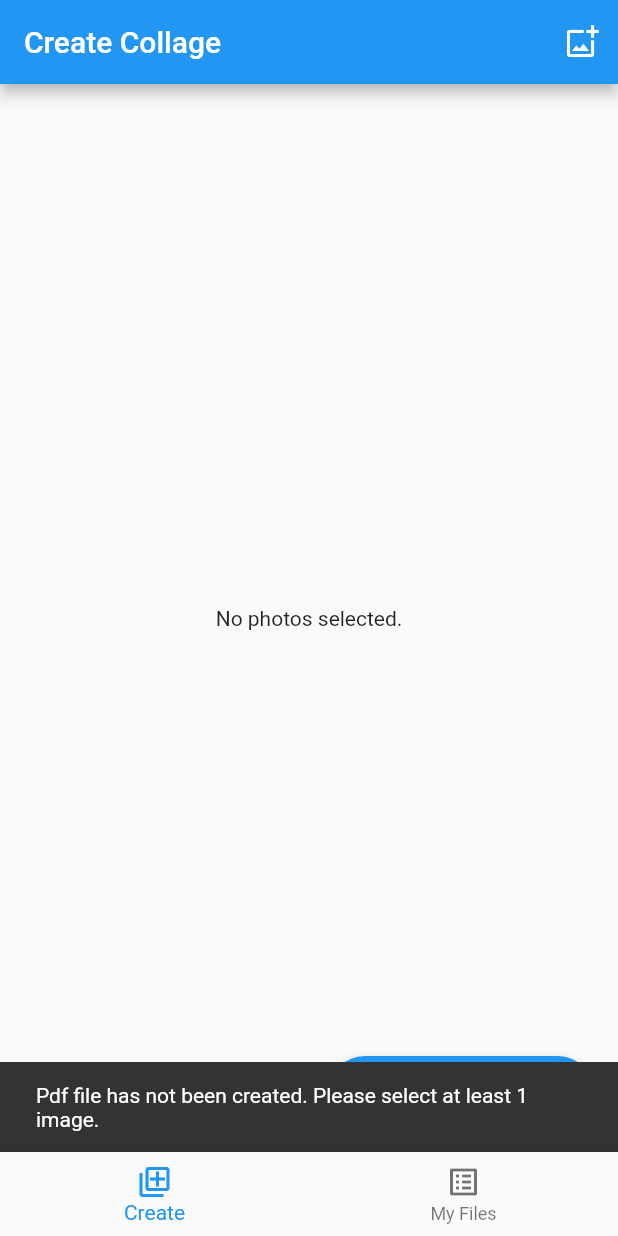
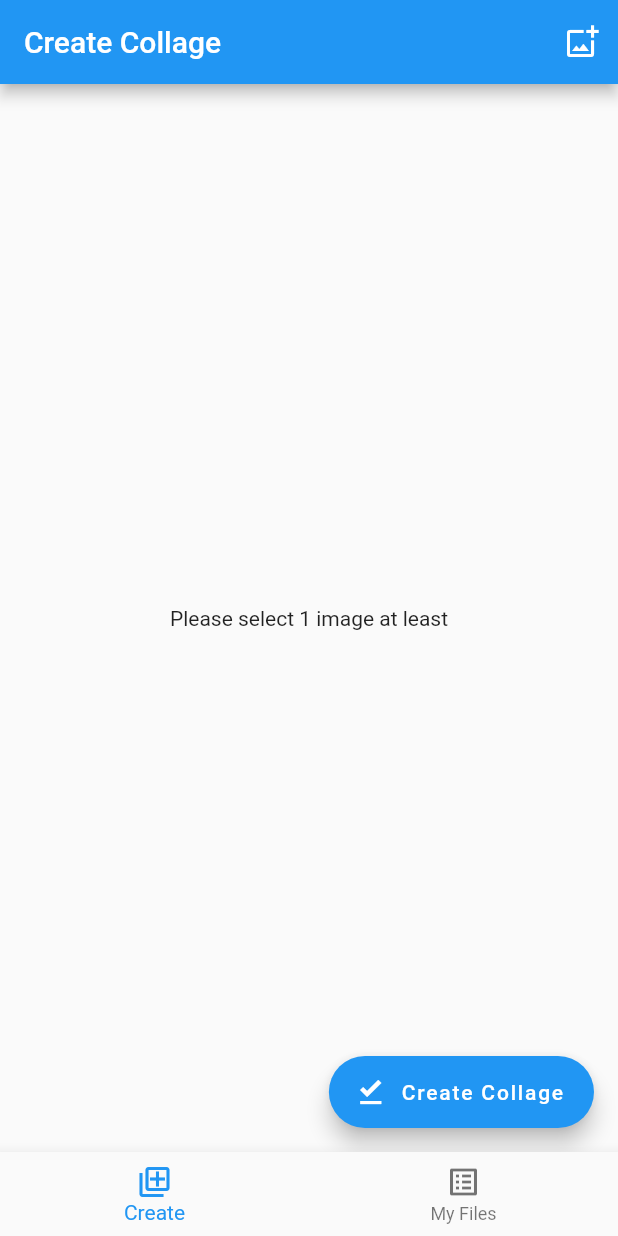
Before and after one commit to alitann/image_picker, a Flutter app: the screen it shows after launch, after a tap on "Create Collage", on a phone screen of 412 x 824 dp. Run offline on Flutter 3.47's test engine with Material 2 defaults, Android fonts, the phone set to English and light mode, and no system bars; our stand-ins replace equatable, flutter_bloc, image_picker, pdf, share_plus; missing offline and left inert: pdf_viewer_plugin.

Commit message:
pdf file bloc has been added.

```diff
--- a/lib/bloc/bloc/image_picker_bloc.dart
+++ b/lib/bloc/bloc/image_picker_bloc.dart
@@ -6,7 +6,7 @@ part 'image_picker_event.dart';
 part 'image_picker_state.dart';
 
 class ImagePickerBloc extends Bloc<ImagePickerEvent, ImagePickerState> {
-  ImagePickerBloc() : super(ImagePickerLoadedState(const [])) {
+  ImagePickerBloc() : super(ImagePickerInitialState()) {
     on<MutlipleSelectImageEvent>((event, emit) {
       emit(ImagePickerLoadedState(event.images));
     });
@@ -15,6 +15,8 @@ class ImagePickerBloc extends Bloc<ImagePickerEvent, ImagePickerState> {
       emit(ImagePickerLoadingState());
     });
 
-    on<MutlipleSelectImageReloadEvent>((event, emit) {});
+    on<MutlipleSelectImageResetEvent>((event, emit) {
+      emit(ImagePickerInitialState());
+    });
   }
 }
--- a/lib/bloc/bloc/image_picker_event.dart
+++ b/lib/bloc/bloc/image_picker_event.dart
@@ -16,4 +16,4 @@ class MutlipleSelectImageEvent extends ImagePickerEvent {
 
 class MutlipleSelectImageLoadingEvent extends ImagePickerEvent {}
 
-class MutlipleSelectImageReloadEvent extends ImagePickerEvent {}
+class MutlipleSelectImageResetEvent extends ImagePickerEvent {}
--- a/lib/bloc/bloc/image_picker_state.dart
+++ b/lib/bloc/bloc/image_picker_state.dart
@@ -1,17 +1,18 @@
 part of 'image_picker_bloc.dart';
 
-abstract class ImagePickerState extends Equatable {}
+abstract class ImagePickerState extends Equatable {
+  @override
+  List<Object?> get props => [];
+}
 
 class ImagePickerLoadedState extends ImagePickerState {
   final List<CImage> images;
 
   ImagePickerLoadedState(this.images);
-
   @override
   List<Object?> get props => [images];
 }
 
-class ImagePickerLoadingState extends ImagePickerState {
-  @override
-  List<Object?> get props => [];
-}
+class ImagePickerLoadingState extends ImagePickerState {}
+
+class ImagePickerInitialState extends ImagePickerState {}
--- /dev/null
+++ b/lib/bloc/bloc/pdf_file_bloc.dart
@@ -0,0 +1,33 @@
+import 'dart:io';
+
+import 'package:equatable/equatable.dart';
+import 'package:flutter/material.dart';
+import 'package:flutter_bloc/flutter_bloc.dart';
+import 'package:image_collage/model/collage_image.dart';
+import 'package:image_collage/repository/pdf_repository.dart';
+
+part 'pdf_file_event.dart';
+part 'pdf_file_state.dart';
+
+class PdfFileBloc extends Bloc<PdfFileEvent, PdfFileState> {
+  final APdfRepository pdfRepository;
+  PdfFileBloc(this.pdfRepository) : super(PdfFileInitial()) {
+    on<PdfFileCreateRequest>((event, emit) async {
+      try {
+        if (event.imageList.isEmpty) {
+          emit(const PdfFileError('Please select 1 image at least'));
+        } else {
+          emit(PdfFileLoading());
+          Future<File?> pdfFile = pdfRepository.createPdfFile(event.context, event.imageList);
+          emit(PdfFileCreated(pdfFile));
+        }
+      } catch (e) {
+        emit(PdfFileError(e.toString()));
+      }
+    });
+
+    on<PdfFileResetRequest>((event, emit) async {
+      emit(PdfFileInitial());
+    });
+  }
+}
--- /dev/null
+++ b/lib/bloc/bloc/pdf_file_event.dart
@@ -0,0 +1,17 @@
+part of 'pdf_file_bloc.dart';
+
+abstract class PdfFileEvent extends Equatable {
+  const PdfFileEvent();
+
+  @override
+  List<Object> get props => [];
+}
+
+class PdfFileCreateRequest extends PdfFileEvent {
+  final List<CImage> imageList;
+  final BuildContext context;
+
+  const PdfFileCreateRequest(this.imageList, this.context);
+}
+
+class PdfFileResetRequest extends PdfFileEvent {}
--- /dev/null
+++ b/lib/bloc/bloc/pdf_file_state.dart
@@ -0,0 +1,24 @@
+part of 'pdf_file_bloc.dart';
+
+abstract class PdfFileState extends Equatable {
+  const PdfFileState();
+
+  @override
+  List<Object> get props => [];
+}
+
+class PdfFileInitial extends PdfFileState {}
+
+class PdfFileLoading extends PdfFileState {}
+
+class PdfFileCreated extends PdfFileState {
+  final Future<File?> pdfFile;
+
+  const PdfFileCreated(this.pdfFile);
+}
+
+class PdfFileError extends PdfFileState {
+  final String errorMessage;
+
+  const PdfFileError(this.errorMessage);
+}
--- a/lib/main.dart
+++ b/lib/main.dart
@@ -1,7 +1,10 @@
 import 'package:flutter/material.dart';
 import 'package:flutter_bloc/flutter_bloc.dart';
+import 'package:image_collage/bloc/bloc/pdf_file_bloc.dart';
 import 'package:image_collage/bloc/image_collage_observer.dart';
+import 'package:image_collage/repository/pdf_repository.dart';
 import 'package:image_collage/repository/storage_repository.dart';
+import 'package:image_collage/service/pdf_service.dart';
 import 'package:image_collage/service/storage_service.dart';
 
 import 'bloc/bloc/bottom_navigation_bloc.dart';
@@ -36,6 +39,9 @@ class ImageCollageApp extends StatelessWidget {
             create: (BuildContext context) =>
                 CollageListBloc(StorageRepository(StorageService()))..add(CollageListLoadEvent()),
           ),
+          BlocProvider<PdfFileBloc>(
+            create: (BuildContext context) => PdfFileBloc(PdfRepository(PdfService())),
+          ),
         ],
         child: const MainView(),
       ),
--- /dev/null
+++ b/lib/repository/pdf_repository.dart
@@ -0,0 +1,26 @@
+import 'dart:io';
+
+import 'package:flutter/material.dart';
+import 'package:image_collage/model/collage_image.dart';
+import 'package:image_collage/service/pdf_service.dart';
+
+abstract class APdfRepository {
+  Future<File?> createPdfFile(BuildContext contextMain, List<CImage> imageList);
+  Future<void> showPdf(File file);
+}
+
+class PdfRepository extends APdfRepository {
+  final APdfService pdfService;
+
+  PdfRepository(this.pdfService);
+
+  @override
+  Future<File?> createPdfFile(BuildContext contextMain, List<CImage> imageList) async {
+    return await pdfService.createPdfFile(contextMain, imageList);
+  }
+
+  @override
+  Future<void> showPdf(File file) async {
+    await pdfService.showPdf(file);
+  }
+}
--- a/lib/view/create_collage_view.dart
+++ b/lib/view/create_collage_view.dart
@@ -4,12 +4,11 @@ import 'package:flutter/cupertino.dart';
 import 'package:flutter/material.dart';
 import 'package:flutter_bloc/flutter_bloc.dart';
 import 'package:image_collage/bloc/bloc/bottom_navigation_bloc.dart';
+import 'package:image_collage/bloc/bloc/pdf_file_bloc.dart';
 import '../model/collage_image.dart';
 import 'package:image_picker/image_picker.dart';
-import 'package:pdf_viewer_plugin/pdf_viewer_plugin.dart';
 
 import '../bloc/bloc/image_picker_bloc.dart';
-import '../service/pdf_creator.dart';
 
 class CreateCollageView extends StatefulWidget {
   const CreateCollageView({
@@ -24,18 +23,15 @@ class _CreateCollageViewState extends State<CreateCollageView> {
   List<CImage> imageList = [];
   ImagePickerBloc? imagePickerBloc;
   BottomNavigationBloc? bottomNavigationBloc;
-  final bool _isPdfLoaded = false;
-  File? _pdfFile;
+  PdfFileBloc? pdfFileBloc;
 
   @override
   void initState() {
     super.initState();
     imagePickerBloc = BlocProvider.of<ImagePickerBloc>(context); //context.read<ImagePickerBloc>();
     bottomNavigationBloc = context.read<BottomNavigationBloc>();
-    // setStateLocal();
+    pdfFileBloc = context.read<PdfFileBloc>();
   }
-
-  // void setStateLocal() => setState(() {});
 
   @override
   Widget build(BuildContext context) {
@@ -45,16 +41,44 @@ class _CreateCollageViewState extends State<CreateCollageView> {
         actions: [
           IconButton(
               onPressed: (() {
+                pdfFileBloc?.add(PdfFileResetRequest());
                 showImageSourceActionSheet(context);
               }),
               icon: const Icon(Icons.add_photo_alternate_outlined))
         ],
       ),
-      body: _isPdfLoaded
-          ? Center(
-              child: PdfView(path: _pdfFile!.path),
-            )
-          : BlocBuilder<ImagePickerBloc, ImagePickerState>(
+      body: BlocBuilder<PdfFileBloc, PdfFileState>(
+        builder: (context, pdfState) {
+          if (pdfState is PdfFileCreated) {
+            return Center(
+                child: Row(
+              mainAxisAlignment: MainAxisAlignment.center,
+              children: [
+                ElevatedButton(
+                  onPressed: () {
+                    bottomNavigationBloc?.add(TabBarChangeEvent(1));
+                    imagePickerBloc?.add(MutlipleSelectImageResetEvent());
+                    pdfFileBloc?.add(PdfFileResetRequest());
+                  },
+                  child: const Text('Show Pdf File'),
+                ),
+                const SizedBox(width: 20),
+                ElevatedButton(
+                  onPressed: () {
+                    imagePickerBloc?.add(MutlipleSelectImageResetEvent());
+                    pdfFileBloc?.add(PdfFileResetRequest());
+                    imageList = [];
+                  },
+                  child: const Text('Reset Page'),
+                ),
+              ],
+            ));
+          } else if (pdfState is PdfFileError) {
+            return Center(
+              child: Text(pdfState.errorMessage),
+            );
+          } else {
+            return BlocBuilder<ImagePickerBloc, ImagePickerState>(
               builder: (context, state) {
                 if (state is ImagePickerLoadedState && state.images.isNotEmpty) {
                   imageList = state.images;
@@ -91,21 +115,18 @@ class _CreateCollageViewState extends State<CreateCollageView> {
                   child: Text('No photos selected.'),
                 );
               },
-            ),
+            );
+          }
+        },
+      ),
       floatingActionButton: FloatingActionButton.extended(
         label: const Text('Create Collage'),
         icon: const Icon(Icons.download_done_outlined),
         onPressed: () async {
           // final pdfCreater = CollageImageViewModel(imageList.cast<CollageImage>());
-          final PdfService pdfService = PdfService(context, imageList);
-
-          File? file = await pdfService.createPdfFile();
-          if (file != null) {
-            showSnackBar('Pdf file has been created succesfully.');
-            bottomNavigationBloc?.add(TabBarChangeEvent(1));
-          } else {
-            showSnackBar('Pdf file has not been created. Please select at least 1 image.');
-          }
+          // final PdfService pdfService = PdfService();
+          // File? file = await pdfService.createPdfFile(context, imageList);
+          BlocProvider.of<PdfFileBloc>(context).add(PdfFileCreateRequest(imageList, context));
         },
         // child: const Icon(Icons.arrow_right_outlined),
       ),
@@ -116,22 +137,38 @@ class _CreateCollageViewState extends State<CreateCollageView> {
     ScaffoldMessenger.of(context).showSnackBar(SnackBar(content: Text(text)));
   }
 
-  Future<List<XFile?>>? getImage() async {
+  Future<List<XFile?>>? getImageFromGallery() async {
     final List<XFile>? pickedImage = await ImagePicker().pickMultiImage();
     if (pickedImage == null) return [];
     return pickedImage;
   }
 
+  Future<XFile?> getImageFromCamera() async {
+    final XFile? pickedImage = await ImagePicker().pickImage(source: ImageSource.camera);
+    return pickedImage;
+  }
+
   Future<void> addImageToImageList(ImageSource imageSource) async {
-    List<XFile?>? file = await getImage();
+    List<XFile?>? fileList;
+    XFile? file;
+
     imagePickerBloc?.add(MutlipleSelectImageLoadingEvent());
-    if (file != null) {
-      imageList.addAll(file.map((e) => CollageImage(e!.path)));
 
-      // imageList.add(CollageImage(file.path, imageList.length));
-      // print(imageList.length);
-      imagePickerBloc?.add(MutlipleSelectImageEvent(images: imageList));
+    if (imageSource == ImageSource.camera) {
+      file = await getImageFromCamera();
+      if (file != null) {
+        imageList.add(CollageImage(file.path));
+      } else {
+        imagePickerBloc?.add(MutlipleSelectImageResetEvent());
+      }
+    } else {
+      fileList = await getImageFromGallery();
+      imageList.addAll(fileList!.map((e) => CollageImage(e!.path)));
     }
+
+    // imageList.add(CollageImage(file.path, imageList.length));
+    // print(imageList.length);
+    imagePickerBloc?.add(MutlipleSelectImageEvent(images: imageList));
   }
 
   void showImageSourceActionSheet(BuildContext context) {
```
Also changed, not shown: lib/service/pdf_service.dart (renamed from lib/service/pdf_creator.dart, +12 -10 lines).
